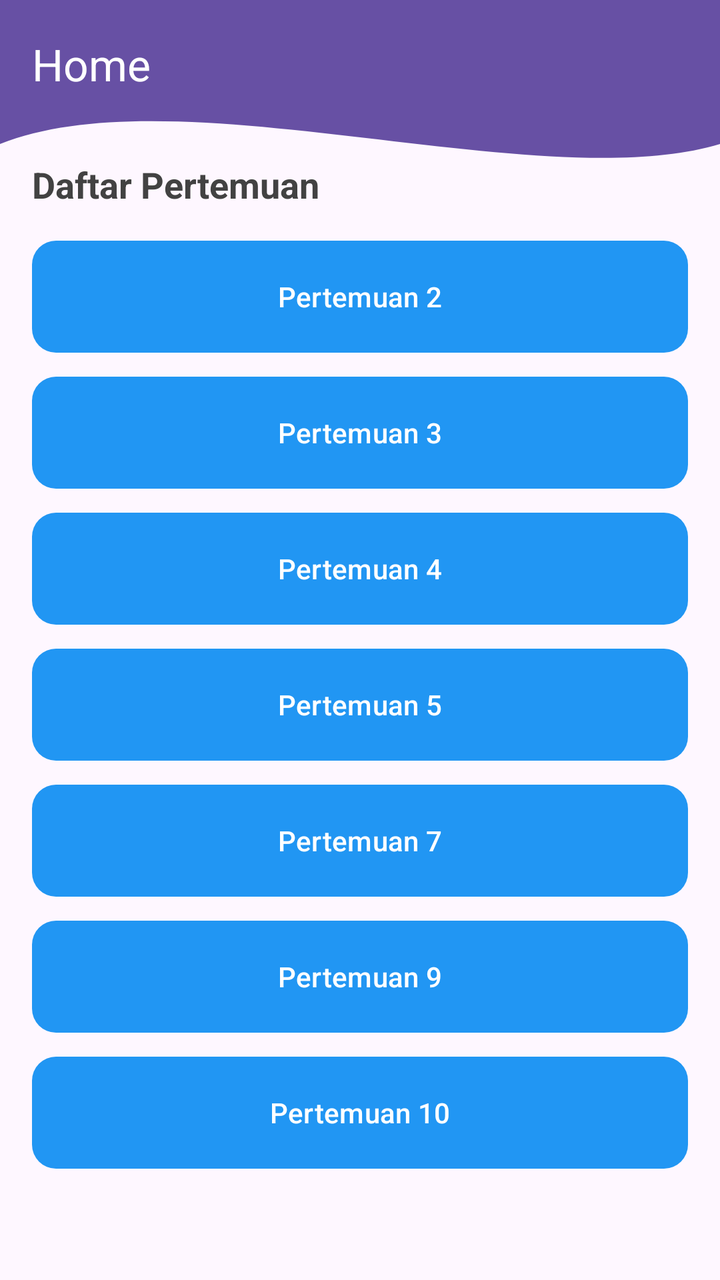
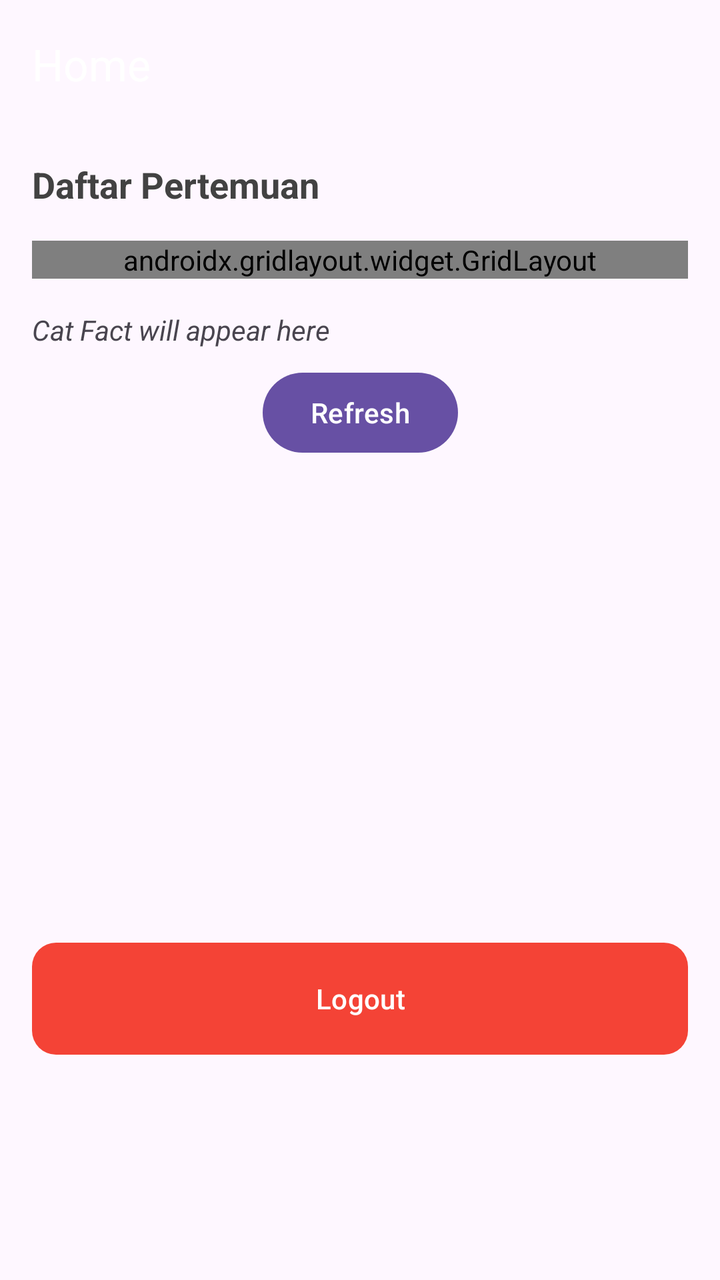

The first picture is an Android layout as it rendered before a commit; the second is the same layout after the commit. The layout source and the unified diff follow.
<!-- AndroidManifest.xml: application theme Theme.ArsyadApps -->
<!-- res/layout/fragment_home.xml -->
<?xml version="1.0" encoding="utf-8"?>
<androidx.constraintlayout.widget.ConstraintLayout xmlns:android="http://schemas.android.com/apk/res/android"
    xmlns:app="http://schemas.android.com/apk/res-auto"
    xmlns:tools="http://schemas.android.com/tools"
    android:layout_width="match_parent"
    android:layout_height="match_parent"
    tools:context=".Home.HomeFragment">

    <View
        android:id="@+id/background_header"
        android:layout_width="0dp"
        android:layout_height="180dp"
        android:background="@drawable/bg_header_wave"
        app:layout_constraintStart_toStartOf="parent"
        app:layout_constraintEnd_toEndOf="parent"
        app:layout_constraintTop_toTopOf="parent"/>

    <androidx.appcompat.widget.Toolbar
        android:id="@+id/toolbar"
        android:layout_width="match_parent"
        android:layout_height="?attr/actionBarSize"
        android:background="@android:color/transparent"
        app:title="Home"
        app:titleTextColor="@android:color/white"
        app:layout_constraintTop_toTopOf="parent" />

    <TextView
        android:id="@+id/tvDaftarPertemuan"
        android:layout_width="wrap_content"
        android:layout_height="wrap_content"
        android:layout_margin="16dp"
        android:text="Daftar Pertemuan"
        android:textColor="#424242"
        android:textSize="18sp"
        android:textStyle="bold"
        app:layout_constraintStart_toStartOf="parent"
        app:layout_constraintTop_toBottomOf="@id/toolbar" />

    <Button
        android:id="@+id/btnPertemuan2"
        android:layout_width="0dp"
        android:layout_height="56dp"
        android:layout_marginHorizontal="16dp"
        android:layout_marginTop="16dp"
        android:background="@drawable/button_bg"
        android:text="Pertemuan 2"
        android:textColor="#FFFFFF"
        app:backgroundTint="@null"
        app:layout_constraintEnd_toEndOf="parent"
        app:layout_constraintStart_toStartOf="parent"
        app:layout_constraintTop_toBottomOf="@id/tvDaftarPertemuan" />

    <Button
        android:id="@+id/btnPertemuan3"
        android:layout_width="0dp"
        android:layout_height="56dp"
        android:layout_marginHorizontal="16dp"
        android:layout_marginTop="12dp"
        android:background="@drawable/button_bg"
        android:text="Pertemuan 3"
        android:textColor="#FFFFFF"
        app:backgroundTint="@null"
        app:layout_constraintEnd_toEndOf="parent"
        app:layout_constraintStart_toStartOf="parent"
        app:layout_constraintTop_toBottomOf="@id/btnPertemuan2" />

    <Button
        android:id="@+id/btnPertemuan4"
        android:layout_width="0dp"
        android:layout_height="56dp"
        android:layout_marginHorizontal="16dp"
        android:layout_marginTop="12dp"
        android:background="@drawable/button_bg"
        android:text="Pertemuan 4"
        android:textColor="#FFFFFF"
        app:backgroundTint="@null"
        app:layout_constraintEnd_toEndOf="parent"
        app:layout_constraintStart_toStartOf="parent"
        app:layout_constraintTop_toBottomOf="@id/btnPertemuan3" />

    <Button
        android:id="@+id/btnPertemuan5"
        android:layout_width="0dp"
        android:layout_height="56dp"
        android:layout_marginHorizontal="16dp"
        android:layout_marginTop="12dp"
        android:background="@drawable/button_bg"
        android:text="Pertemuan 5"
        android:textColor="#FFFFFF"
        app:backgroundTint="@null"
        app:layout_constraintEnd_toEndOf="parent"
        app:layout_constraintStart_toStartOf="parent"
        app:layout_constraintTop_toBottomOf="@id/btnPertemuan4" />

    <Button
        android:id="@+id/btnPertemuan7"
        android:layout_width="0dp"
        android:layout_height="56dp"
        android:layout_marginHorizontal="16dp"
        android:layout_marginTop="12dp"
        android:background="@drawable/button_bg"
        android:text="Pertemuan 7"
        android:textColor="#FFFFFF"
        app:backgroundTint="@null"
        app:layout_constraintEnd_toEndOf="parent"
        app:layout_constraintStart_toStartOf="parent"
        app:layout_constraintTop_toBottomOf="@id/btnPertemuan5" />

    <Button
        android:id="@+id/btnPertemuan9"
        android:layout_width="0dp"
        android:layout_height="56dp"
        android:layout_marginHorizontal="16dp"
        android:layout_marginTop="12dp"
        android:background="@drawable/button_bg"
        android:text="Pertemuan 9"
        android:textColor="#FFFFFF"
        app:backgroundTint="@null"
        app:layout_constraintEnd_toEndOf="parent"
        app:layout_constraintStart_toStartOf="parent"
        app:layout_constraintTop_toBottomOf="@id/btnPertemuan7" />

    <Button
        android:id="@+id/btnPertemuan10"
        android:layout_width="0dp"
        android:layout_height="56dp"
        android:layout_marginHorizontal="16dp"
        android:layout_marginTop="12dp"
        android:background="@drawable/button_bg"
        android:text="Pertemuan 10"
        android:textColor="#FFFFFF"
        app:backgroundTint="@null"
        app:layout_constraintEnd_toEndOf="parent"
        app:layout_constraintStart_toStartOf="parent"
        app:layout_constraintTop_toBottomOf="@id/btnPertemuan9" />

    <Button
        android:id="@+id/btnLogout"
        android:layout_width="0dp"
        android:layout_height="56dp"
        android:layout_marginHorizontal="16dp"
        android:layout_marginTop="68dp"
        android:background="@drawable/button_bg"
        android:text="Logout"
        android:textColor="#FFFFFF"
        app:backgroundTint="#F44336"
        app:layout_constraintEnd_toEndOf="parent"
        app:layout_constraintStart_toStartOf="parent"
        app:layout_constraintTop_toBottomOf="@id/btnPertemuan10" />

</androidx.constraintlayout.widget.ConstraintLayout>
<!-- resources referenced by this layout -->
<resources>
  <!-- drawable bg_header_wave (drawable) -->
  <vector xmlns:android="http://schemas.android.com/apk/res/android"
      android:width="100dp"
      android:height="100dp"
      android:viewportWidth="100"
      android:viewportHeight="100">
  
      
      <path         android:fillColor="?attr/colorPrimary"
          android:pathData="
              M0,0
              L100,0
              L100,40
              C 75,55
                25,20
                0,40
              Z" />
  </vector>
  <!-- drawable button_bg (drawable) -->
  <?xml version="1.0" encoding="utf-8"?>
  <ripple xmlns:android="http://schemas.android.com/apk/res/android"
      android:color="#40FFFFFF">
      <item>
          <shape android:shape="rectangle">
              <solid android:color="#2196F3" />
              <corners android:radius="12dp" />
          </shape>
      </item>
  </ripple>
  <style name="Theme.ArsyadApps" parent="Base.Theme.ArsyadApps" />
  <style name="Base.Theme.ArsyadApps" parent="Theme.Material3.DayNight.NoActionBar">
          
          
      </style>
</resources>

<!-- the commit's change to res/layout/fragment_home.xml (unified diff, before → after) -->
@@ -1,151 +1,181 @@
 <?xml version="1.0" encoding="utf-8"?>
-<androidx.constraintlayout.widget.ConstraintLayout xmlns:android="http://schemas.android.com/apk/res/android"
+<androidx.coordinatorlayout.widget.CoordinatorLayout xmlns:android="http://schemas.android.com/apk/res/android"
     xmlns:app="http://schemas.android.com/apk/res-auto"
     xmlns:tools="http://schemas.android.com/tools"
     android:layout_width="match_parent"
     android:layout_height="match_parent"
     tools:context=".Home.HomeFragment">
 
-    <View
-        android:id="@+id/background_header"
-        android:layout_width="0dp"
-        android:layout_height="180dp"
-        android:background="@drawable/bg_header_wave"
-        app:layout_constraintStart_toStartOf="parent"
-        app:layout_constraintEnd_toEndOf="parent"
-        app:layout_constraintTop_toTopOf="parent"/>
+    <com.google.android.material.appbar.AppBarLayout
+        android:id="@+id/appBarLayout"
+        android:layout_width="match_parent"
+        android:layout_height="wrap_content"
+        android:theme="@style/ThemeOverlay.AppCompat.Dark.ActionBar">
 
-    <androidx.appcompat.widget.Toolbar
-        android:id="@+id/toolbar"
+        <androidx.appcompat.widget.Toolbar
+            android:id="@+id/toolbar"
+            android:layout_width="match_parent"
+            android:layout_height="?attr/actionBarSize"
+            app:title="Home"
+            app:titleTextColor="@android:color/white" />
+    </com.google.android.material.appbar.AppBarLayout>
+
+    
+    <androidx.core.widget.NestedScrollView
         android:layout_width="match_parent"
-        android:layout_height="?attr/actionBarSize"
-        android:background="@android:color/transparent"
-        app:title="Home"
-        app:titleTextColor="@android:color/white"
-        app:layout_constraintTop_toTopOf="parent" />
+        android:layout_height="match_parent"
+        android:fillViewport="true"
+        app:layout_behavior="@string/appbar_scrolling_view_behavior">
 
-    <TextView
-        android:id="@+id/tvDaftarPertemuan"
-        android:layout_width="wrap_content"
-        android:layout_height="wrap_content"
-        android:layout_margin="16dp"
-        android:text="Daftar Pertemuan"
-        android:textColor="#424242"
-        android:textSize="18sp"
-        android:textStyle="bold"
-        app:layout_constraintStart_toStartOf="parent"
-        app:layout_constraintTop_toBottomOf="@id/toolbar" />
+        
+        <androidx.constraintlayout.widget.ConstraintLayout
+            android:layout_width="match_parent"
+            android:layout_height="wrap_content"
+            android:padding="16dp">
 
-    <Button
-        android:id="@+id/btnPertemuan2"
-        android:layout_width="0dp"
-        android:layout_height="56dp"
-        android:layout_marginHorizontal="16dp"
-        android:layout_marginTop="16dp"
-        android:background="@drawable/button_bg"
-        android:text="Pertemuan 2"
-        android:textColor="#FFFFFF"
-        app:backgroundTint="@null"
-        app:layout_constraintEnd_toEndOf="parent"
-        app:layout_constraintStart_toStartOf="parent"
-        app:layout_constraintTop_toBottomOf="@id/tvDaftarPertemuan" />
+            <TextView
+                android:id="@+id/textView2"
+                android:layout_width="wrap_content"
+                android:layout_height="wrap_content"
+                android:text="Daftar Pertemuan"
+                android:textColor="#424242"
+                android:textSize="18sp"
+                android:textStyle="bold"
+                app:layout_constraintStart_toStartOf="parent"
+                app:layout_constraintTop_toTopOf="parent" />
 
-    <Button
-        android:id="@+id/btnPertemuan3"
-        android:layout_width="0dp"
-        android:layout_height="56dp"
-        android:layout_marginHorizontal="16dp"
-        android:layout_marginTop="12dp"
-        android:background="@drawable/button_bg"
-        android:text="Pertemuan 3"
-        android:textColor="#FFFFFF"
-        app:backgroundTint="@null"
-        app:layout_constraintEnd_toEndOf="parent"
-        app:layout_constraintStart_toStartOf="parent"
-        app:layout_constraintTop_toBottomOf="@id/btnPertemuan2" />
+            <androidx.gridlayout.widget.GridLayout
+                android:id="@+id/grid_button"
+                android:layout_width="match_parent"
+                android:layout_height="wrap_content"
+                android:layout_marginTop="16dp"
+                app:columnCount="2"
+                app:layout_constraintTop_toBottomOf="@id/textView2">
 
-    <Button
-        android:id="@+id/btnPertemuan4"
-        android:layout_width="0dp"
-        android:layout_height="56dp"
-        android:layout_marginHorizontal="16dp"
-        android:layout_marginTop="12dp"
-        android:background="@drawable/button_bg"
-        android:text="Pertemuan 4"
-        android:textColor="#FFFFFF"
-        app:backgroundTint="@null"
-        app:layout_constraintEnd_toEndOf="parent"
-        app:layout_constraintStart_toStartOf="parent"
-        app:layout_constraintTop_toBottomOf="@id/btnPertemuan3" />
+                <Button
+                    android:id="@+id/btnPertemuan2"
+                    android:layout_width="0dp"
+                    android:layout_height="56dp"
+                    android:layout_margin="4dp"
+                    app:layout_columnWeight="1"
+                    android:background="@drawable/button_bg"
+                    android:text="Pertemuan 2"
+                    android:textColor="#FFFFFF"
+                    app:backgroundTint="@null" />
 
-    <Button
-        android:id="@+id/btnPertemuan5"
-        android:layout_width="0dp"
-        android:layout_height="56dp"
-        android:layout_marginHorizontal="16dp"
-        android:layout_marginTop="12dp"
-        android:background="@drawable/button_bg"
-        android:text="Pertemuan 5"
-        android:textColor="#FFFFFF"
-        app:backgroundTint="@null"
-        app:layout_constraintEnd_toEndOf="parent"
-        app:layout_constraintStart_toStartOf="parent"
-        app:layout_constraintTop_toBottomOf="@id/btnPertemuan4" />
+                <Button
+                    android:id="@+id/btnPertemuan3"
+                    android:layout_width="0dp"
+                    android:layout_height="56dp"
+                    android:layout_margin="4dp"
+                    app:layout_columnWeight="1"
+                    android:background="@drawable/button_bg"
+                    android:text="Pertemuan 3"
+                    android:textColor="#FFFFFF"
+                    app:backgroundTint="@null" />
 
-    <Button
-        android:id="@+id/btnPertemuan7"
-        android:layout_width="0dp"
-        android:layout_height="56dp"
-        android:layout_marginHorizontal="16dp"
-        android:layout_marginTop="12dp"
-        android:background="@drawable/button_bg"
-        android:text="Pertemuan 7"
-        android:textColor="#FFFFFF"
-        app:backgroundTint="@null"
-        app:layout_constraintEnd_toEndOf="parent"
-        app:layout_constraintStart_toStartOf="parent"
-        app:layout_constraintTop_toBottomOf="@id/btnPertemuan5" />
+                <Button
+                    android:id="@+id/btnPertemuan4"
+                    android:layout_width="0dp"
+                    android:layout_height="56dp"
+                    android:layout_margin="4dp"
+                    app:layout_columnWeight="1"
+                    android:background="@drawable/button_bg"
+                    android:text="Pertemuan 4"
+                    android:textColor="#FFFFFF"
+                    app:backgroundTint="@null" />
 
-    <Button
-        android:id="@+id/btnPertemuan9"
-        android:layout_width="0dp"
-        android:layout_height="56dp"
-        android:layout_marginHorizontal="16dp"
-        android:layout_marginTop="12dp"
-        android:background="@drawable/button_bg"
-        android:text="Pertemuan 9"
-        android:textColor="#FFFFFF"
-        app:backgroundTint="@null"
-        app:layout_constraintEnd_toEndOf="parent"
-        app:layout_constraintStart_toStartOf="parent"
-        app:layout_constraintTop_toBottomOf="@id/btnPertemuan7" />
+                <Button
+                    android:id="@+id/btnPertemuan5"
+                    android:layout_width="0dp"
+                    android:layout_height="56dp"
+                    android:layout_margin="4dp"
+                    app:layout_columnWeight="1"
+                    android:background="@drawable/button_bg"
+                    android:text="Pertemuan 5"
+                    android:textColor="#FFFFFF"
+                    app:backgroundTint="@null" />
 
-    <Button
-        android:id="@+id/btnPertemuan10"
-        android:layout_width="0dp"
-        android:layout_height="56dp"
-        android:layout_marginHorizontal="16dp"
-        android:layout_marginTop="12dp"
-        android:background="@drawable/button_bg"
-        android:text="Pertemuan 10"
-        android:textColor="#FFFFFF"
-        app:backgroundTint="@null"
-        app:layout_constraintEnd_toEndOf="parent"
-        app:layout_constraintStart_toStartOf="parent"
-        app:layout_constraintTop_toBottomOf="@id/btnPertemuan9" />
+                <Button
+                    android:id="@+id/btnPertemuan7"
+                    android:layout_width="0dp"
+                    android:layout_height="56dp"
+                    android:layout_margin="4dp"
+                    app:layout_columnWeight="1"
+                    android:background="@drawable/button_bg"
+                    android:text="Pertemuan 7"
+                    android:textColor="#FFFFFF"
+                    app:backgroundTint="@null" />
 
-    <Button
-        android:id="@+id/btnLogout"
-        android:layout_width="0dp"
-        android:layout_height="56dp"
-        android:layout_marginHorizontal="16dp"
-        android:layout_marginTop="68dp"
-        android:background="@drawable/button_bg"
-        android:text="Logout"
-        android:textColor="#FFFFFF"
-        app:backgroundTint="#F44336"
-        app:layout_constraintEnd_toEndOf="parent"
-        app:layout_constraintStart_toStartOf="parent"
-        app:layout_constraintTop_toBottomOf="@id/btnPertemuan10" />
+                <Button
+                    android:id="@+id/btnPertemuan9"
+                    android:layout_width="0dp"
+                    android:layout_height="56dp"
+                    android:layout_margin="4dp"
+                    app:layout_columnWeight="1"
+                    android:background="@drawable/button_bg"
+                    android:text="Pertemuan 9"
+                    android:textColor="#FFFFFF"
+                    app:backgroundTint="@null" />
 
-</androidx.constraintlayout.widget.ConstraintLayout>
+                <Button
+                    android:id="@+id/btnPertemuan10"
+                    android:layout_width="0dp"
+                    android:layout_height="56dp"
+                    android:layout_margin="4dp"
+                    app:layout_columnWeight="1"
+                    android:background="@drawable/button_bg"
+                    android:text="Pertemuan 10"
+                    android:textColor="#FFFFFF"
+                    app:backgroundTint="@null" />
+
+            </androidx.gridlayout.widget.GridLayout>
+
+            <TextView
+                android:id="@+id/tvCatFact"
+                android:layout_width="match_parent"
+                android:layout_height="wrap_content"
+                android:layout_marginTop="16dp"
+                android:text="Cat Fact will appear here"
+                android:textStyle="italic"
+                app:layout_constraintTop_toBottomOf="@id/grid_button" />
+
+            <Button
+                android:id="@+id/btnRefresh"
+                android:layout_width="wrap_content"
+                android:layout_height="wrap_content"
+                android:layout_marginTop="8dp"
+                android:text="Refresh"
+                app:layout_constraintEnd_toEndOf="parent"
+                app:layout_constraintStart_toStartOf="parent"
+                app:layout_constraintTop_toBottomOf="@+id/tvCatFact" />
+
+            
+            <androidx.recyclerview.widget.RecyclerView
+                android:id="@+id/rvGallery"
+                android:layout_width="match_parent"
+                android:layout_height="wrap_content"
+                android:layout_marginTop="16dp"
+                android:nestedScrollingEnabled="false"
+                android:padding="8dp"
+                app:layout_constraintBottom_toTopOf="@id/btnLogout"
+                app:layout_constraintEnd_toEndOf="parent"
+                app:layout_constraintStart_toStartOf="parent"
+                app:layout_constraintTop_toBottomOf="@+id/btnRefresh" />
+
+            <Button
+                android:id="@+id/btnLogout"
+                android:layout_width="match_parent"
+                android:layout_height="56dp"
+                android:layout_marginTop="16dp"
+                android:background="@drawable/button_bg"
+                android:text="Logout"
+                android:textColor="#FFFFFF"
+                app:backgroundTint="#F44336"
+                app:layout_constraintBottom_toBottomOf="parent"
+                app:layout_constraintTop_toBottomOf="@id/rvGallery" />
+
+        </androidx.constraintlayout.widget.ConstraintLayout>
+    </androidx.core.widget.NestedScrollView>
+
+</androidx.coordinatorlayout.widget.CoordinatorLayout>
<!-- resource entries referenced after the edit -->
@@ -1,23 +1,5 @@
 <!-- resources referenced by this layout -->
 <resources>
-  <!-- drawable bg_header_wave (drawable) -->
-  <vector xmlns:android="http://schemas.android.com/apk/res/android"
-      android:width="100dp"
-      android:height="100dp"
-      android:viewportWidth="100"
-      android:viewportHeight="100">
-  
-      
-      <path         android:fillColor="?attr/colorPrimary"
-          android:pathData="
-              M0,0
-              L100,0
-              L100,40
-              C 75,55
-                25,20
-                0,40
-              Z" />
-  </vector>
   <!-- drawable button_bg (drawable) -->
   <?xml version="1.0" encoding="utf-8"?>
   <ripple xmlns:android="http://schemas.android.com/apk/res/android"
